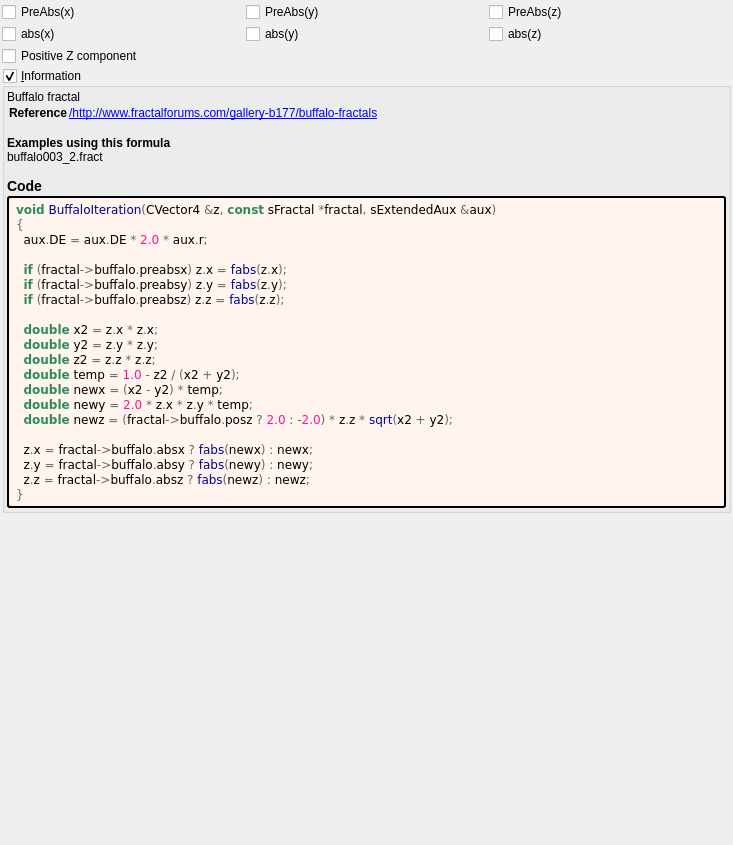
Old version of the form mandelbulber2/deploy/share/mandelbulber2/formula/ui/buffalo.ui in the repository irinox-ctrl/mandelbulber2.
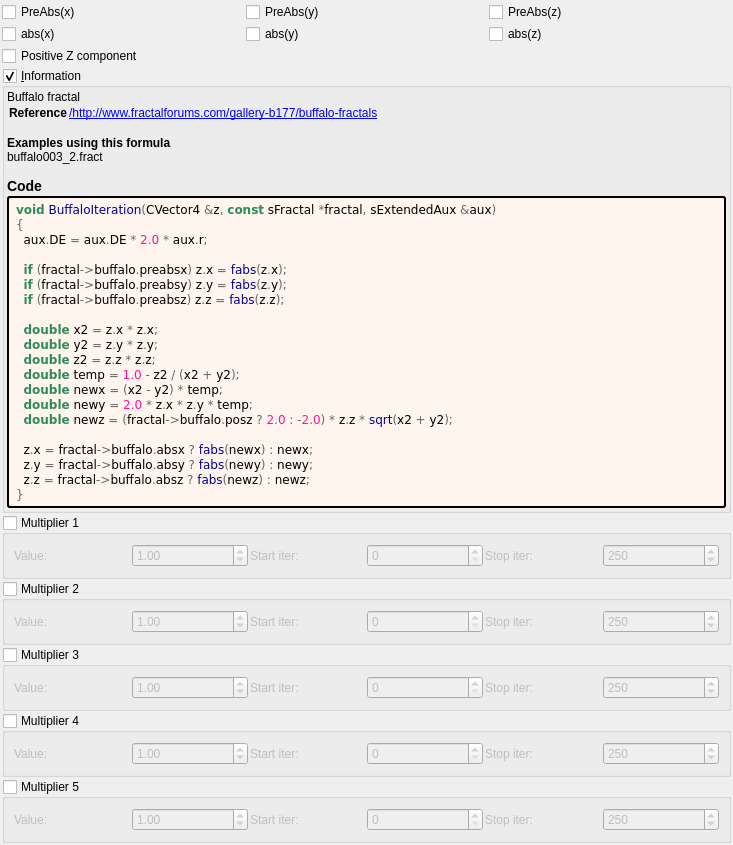
New version of the form. Custom widgets are drawn as their Qt base class.

Commit message:
feat: add 5 general-purpose multipliers to all 1007 fractal formulas
Each multiplier has:
- Checkbox (OFF by default)
- Value spinbox (default 1.0, range -100 to 100)
- Iteration start/stop range

Logic: z *= value; DE *= |value|;

Uses existing transformCommon parameters:
- Checkboxes: functionEnabledBx/By/Bz/Bw/CzFalse
- Values: scale4/5/6/8/16
- Ranges: startIterationsB-F/stopIterationsB-F

Modified 1007 .cpp (CPU), 1006 .cl (GPU), 1023 .ui files.
Both source (formula/) and deploy (deploy/share/) copies updated.

Patch:
```diff
--- a/mandelbulber2/deploy/share/mandelbulber2/formula/ui/buffalo.ui
+++ b/mandelbulber2/deploy/share/mandelbulber2/formula/ui/buffalo.ui
@@ -179,6 +179,192 @@
      </layout>
     </widget>
    </item>
+   <item>
+    <widget class="MyGroupBox" name="groupCheck_transf_function_enabledBx_false">
+     <property name="title"><string>Multiplier 1</string></property>
+     <property name="checkable"><bool>true</bool></property>
+     <property name="checked"><bool>false</bool></property>
+     <layout class="QGridLayout" name="gridLayout_mult1">
+      <property name="spacing"><number>2</number></property>
+      <item row="0" column="0">
+       <widget class="QLabel"><property name="text"><string>Value:</string></property></widget>
+      </item>
+      <item row="0" column="1">
+       <widget class="MyDoubleSpinBox" name="spinbox_transf_scale_4">
+        <property name="minimum"><double>-100.0</double></property><property name="maximum"><double>100.0</double></property>
+        <property name="singleStep"><double>0.01</double></property><property name="value"><double>1.0</double></property>
+       </widget>
+      </item>
+      <item row="0" column="2">
+       <widget class="QLabel"><property name="text"><string>Start iter:</string></property></widget>
+      </item>
+      <item row="0" column="3">
+       <widget class="MySpinBox" name="spinboxInt_transf_start_iterations_B">
+        <property name="minimum"><number>0</number></property><property name="maximum"><number>10000</number></property>
+        <property name="value"><number>0</number></property>
+       </widget>
+      </item>
+      <item row="0" column="4">
+       <widget class="QLabel"><property name="text"><string>Stop iter:</string></property></widget>
+      </item>
+      <item row="0" column="5">
+       <widget class="MySpinBox" name="spinboxInt_transf_stop_iterations_B">
+        <property name="minimum"><number>0</number></property><property name="maximum"><number>10000</number></property>
+        <property name="value"><number>250</number></property>
+       </widget>
+      </item>
+     </layout>
+    </widget>
+   </item>
+   <item>
+    <widget class="MyGroupBox" name="groupCheck_transf_function_enabledBy_false">
+     <property name="title"><string>Multiplier 2</string></property>
+     <property name="checkable"><bool>true</bool></property>
+     <property name="checked"><bool>false</bool></property>
+     <layout class="QGridLayout" name="gridLayout_mult2">
+      <property name="spacing"><number>2</number></property>
+      <item row="0" column="0">
+       <widget class="QLabel"><property name="text"><string>Value:</string></property></widget>
+      </item>
+      <item row="0" column="1">
+       <widget class="MyDoubleSpinBox" name="spinbox_transf_scale_5">
+        <property name="minimum"><double>-100.0</double></property><property name="maximum"><double>100.0</double></property>
+        <property name="singleStep"><double>0.01</double></property><property name="value"><double>1.0</double></property>
+       </widget>
+      </item>
+      <item row="0" column="2">
+       <widget class="QLabel"><property name="text"><string>Start iter:</string></property></widget>
+      </item>
+      <item row="0" column="3">
+       <widget class="MySpinBox" name="spinboxInt_transf_start_iterations_C">
+        <property name="minimum"><number>0</number></property><property name="maximum"><number>10000</number></property>
+        <property name="value"><number>0</number></property>
+       </widget>
+      </item>
+      <item row="0" column="4">
+       <widget class="QLabel"><property name="text"><string>Stop iter:</string></property></widget>
+      </item>
+      <item row="0" column="5">
+       <widget class="MySpinBox" name="spinboxInt_transf_stop_iterations_C">
+        <property name="minimum"><number>0</number></property><property name="maximum"><number>10000</number></property>
+        <property name="value"><number>250</number></property>
+       </widget>
+      </item>
+     </layout>
+    </widget>
+   </item>
+   <item>
+    <widget class="MyGroupBox" name="groupCheck_transf_function_enabledBz_false">
+     <property name="title"><string>Multiplier 3</string></property>
+     <property name="checkable"><bool>true</bool></property>
+     <property name="checked"><bool>false</bool></property>
+     <layout class="QGridLayout" name="gridLayout_mult3">
+      <property name="spacing"><number>2</number></property>
+      <item row="0" column="0">
+       <widget class="QLabel"><property name="text"><string>Value:</string></property></widget>
+      </item>
+      <item row="0" column="1">
+       <widget class="MyDoubleSpinBox" name="spinbox_transf_scale_6">
+        <property name="minimum"><double>-100.0</double></property><property name="maximum"><double>100.0</double></property>
+        <property name="singleStep"><double>0.01</double></property><property name="value"><double>1.0</double></property>
+       </widget>
+      </item>
+      <item row="0" column="2">
+       <widget class="QLabel"><property name="text"><string>Start iter:</string></property></widget>
+      </item>
+      <item row="0" column="3">
+       <widget class="MySpinBox" name="spinboxInt_transf_start_iterations_D">
+        <property name="minimum"><number>0</number></property><property name="maximum"><number>10000</number></property>
+        <property name="value"><number>0</number></property>
+       </widget>
+      </item>
+      <item row="0" column="4">
+       <widget class="QLabel"><property name="text"><string>Stop iter:</string></property></widget>
+      </item>
+      <item row="0" column="5">
+       <widget class="MySpinBox" name="spinboxInt_transf_stop_iterations_D">
+        <property name="minimum"><number>0</number></property><property name="maximum"><number>10000</number></property>
+        <property name="value"><number>250</number></property>
+       </widget>
+      </item>
+     </layout>
+    </widget>
+   </item>
+   <item>
+    <widget class="MyGroupBox" name="groupCheck_transf_function_enabledBw_false">
+     <property name="title"><string>Multiplier 4</string></property>
+     <property name="checkable"><bool>true</bool></property>
+     <property name="checked"><bool>false</bool></property>
+     <layout class="QGridLayout" name="gridLayout_mult4">
+      <property name="spacing"><number>2</number></property>
+      <item row="0" column="0">
+       <widget class="QLabel"><property name="text"><string>Value:</string></property></widget>
+      </item>
+      <item row="0" column="1">
+       <widget class="MyDoubleSpinBox" name="spinbox_transf_scale_8">
+        <property name="minimum"><double>-100.0</double></property><property name="maximum"><double>100.0</double></property>
+        <property name="singleStep"><double>0.01</double></property><property name="value"><double>1.0</double></property>
+       </widget>
+      </item>
+      <item row="0" column="2">
+       <widget class="QLabel"><property name="text"><string>Start iter:</string></property></widget>
+      </item>
+      <item row="0" column="3">
+       <widget class="MySpinBox" name="spinboxInt_transf_start_iterations_E">
+        <property name="minimum"><number>0</number></property><property name="maximum"><number>10000</number></property>
+        <property name="value"><number>0</number></property>
+       </widget>
+      </item>
+      <item row="0" column="4">
+       <widget class="QLabel"><property name="text"><string>Stop iter:</string></property></widget>
+      </item>
+      <item row="0" column="5">
+       <widget class="MySpinBox" name="spinboxInt_transf_stop_iterations_E">
+        <property name="minimum"><number>0</number></property><property name="maximum"><number>10000</number></property>
+        <property name="value"><number>250</number></property>
+       </widget>
+      </item>
+     </layout>
+    </widget>
+   </item>
+   <item>
+    <widget class="MyGroupBox" name="groupCheck_transf_function_enabledCz_false">
+     <property name="title"><string>Multiplier 5</string></property>
+     <property name="checkable"><bool>true</bool></property>
+     <property name="checked"><bool>false</bool></property>
+     <layout class="QGridLayout" name="gridLayout_mult5">
+      <property name="spacing"><number>2</number></property>
+      <item row="0" column="0">
+       <widget class="QLabel"><property name="text"><string>Value:</string></property></widget>
+      </item>
+      <item row="0" column="1">
+       <widget class="MyDoubleSpinBox" name="spinbox_transf_scale_16">
+        <property name="minimum"><double>-100.0</double></property><property name="maximum"><double>100.0</double></property>
+        <property name="singleStep"><double>0.01</double></property><property name="value"><double>1.0</double></property>
+       </widget>
+      </item>
+      <item row="0" column="2">
+       <widget class="QLabel"><property name="text"><string>Start iter:</string></property></widget>
+      </item>
+      <item row="0" column="3">
+       <widget class="MySpinBox" name="spinboxInt_transf_start_iterations_F">
+        <property name="minimum"><number>0</number></property><property name="maximum"><number>10000</number></property>
+        <property name="value"><number>0</number></property>
+       </widget>
+      </item>
+      <item row="0" column="4">
+       <widget class="QLabel"><property name="text"><string>Stop iter:</string></property></widget>
+      </item>
+      <item row="0" column="5">
+       <widget class="MySpinBox" name="spinboxInt_transf_stop_iterations_F">
+        <property name="minimum"><number>0</number></property><property name="maximum"><number>10000</number></property>
+        <property name="value"><number>250</number></property>
+       </widget>
+      </item>
+     </layout>
+    </widget>
+   </item>
+
    <item>
     <spacer name="verticalSpacer">
      <property name="orientation">
@@ -206,6 +392,16 @@
    <extends>QCheckBox</extends>
    <header>my_check_box.h</header>
   </customwidget>
+   <customwidget>
+   <class>MyDoubleSpinBox</class>
+   <extends>QDoubleSpinBox</extends>
+   <header>my_double_spin_box.h</header>
+  </customwidget>
+   <customwidget>
+   <class>MySpinBox</class>
+   <extends>QSpinBox</extends>
+   <header>my_spin_box.h</header>
+  </customwidget>
  </customwidgets>
  <tabstops>
   <tabstop>checkBox_buffalo_preabs_x</tabstop>
```
The commit also changes 3972 other files.
